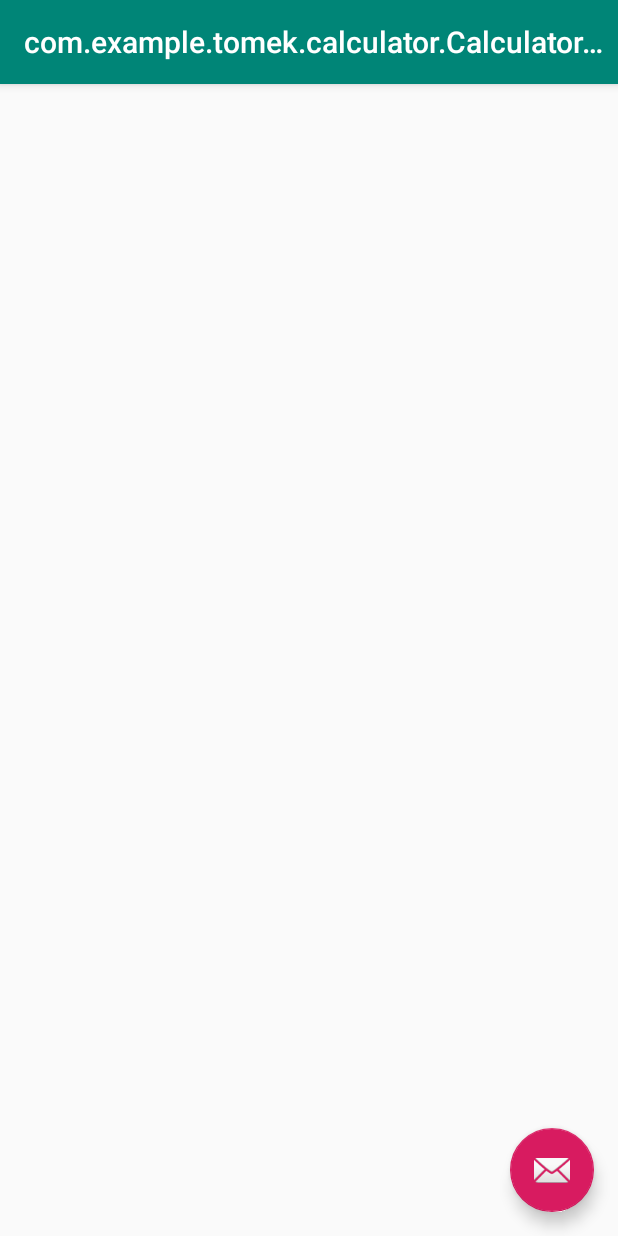
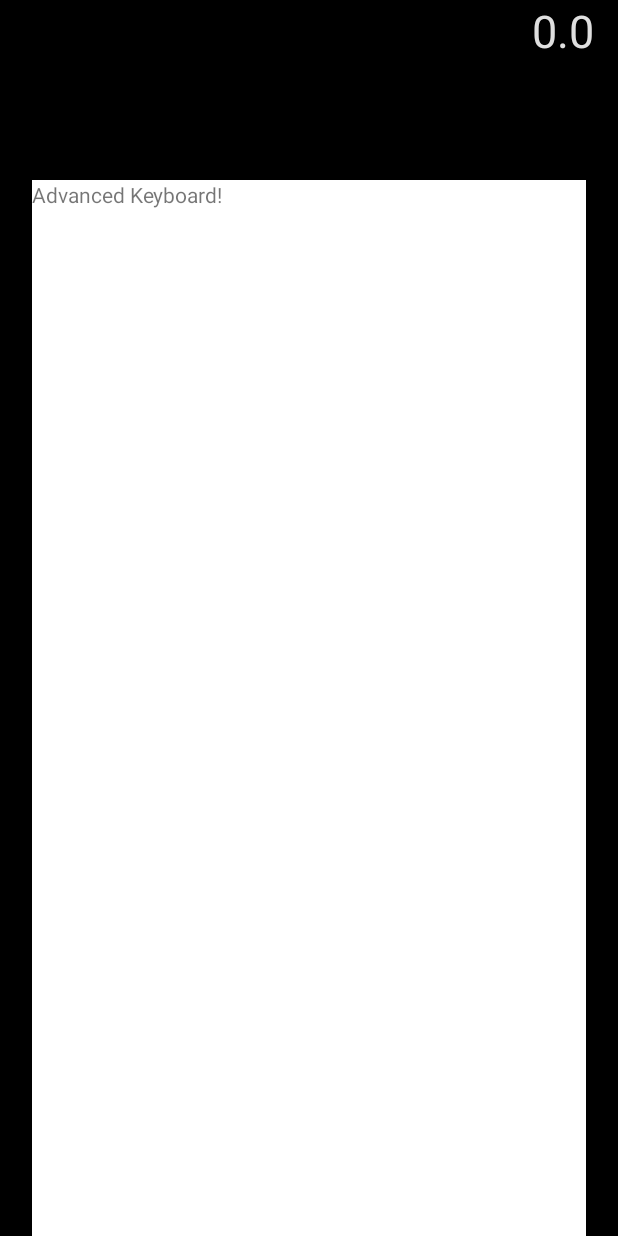
Before and after one commit to TomaszKot11/PAM, an Android app: the CalculatorActivity screen opened directly, with no data from a screen before it, on a phone screen of 412 x 824 dp. Run offline under Robolectric (Android 15) with nearby library versions, the phone set to English and light mode, and no system bars.

Commit message:
Added basic fragments for keyboard fragments

```diff
--- a/calculator/app/build.gradle
+++ b/calculator/app/build.gradle
@@ -28,6 +28,7 @@ dependencies {
     implementation 'com.android.support:appcompat-v7:28.0.0'
     implementation 'com.android.support.constraint:constraint-layout:1.1.3'
     implementation 'com.android.support:design:28.0.0'
+    implementation 'com.android.support:support-v4:28.0.0'
     testImplementation 'junit:junit:4.12'
     androidTestImplementation 'com.android.support.test:runner:1.0.2'
     androidTestImplementation 'com.android.support.test.espresso:espresso-core:3.0.2'
--- /dev/null
+++ b/calculator/app/src/main/java/com/example/tomek/calculator/AdvancedKeyboardFragment.java
@@ -0,0 +1,98 @@
+package com.example.tomek.calculator;
+
+import android.content.Context;
+import android.net.Uri;
+import android.os.Bundle;
+import android.support.v4.app.Fragment;
+import android.view.LayoutInflater;
+import android.view.View;
+import android.view.ViewGroup;
+
+
+/**
+ * A simple {@link Fragment} subclass.
+ * Activities that contain this fragment must implement the
+ * {@link AdvancedKeyboardFragment.OnFragmentInteractionListener} interface
+ * to handle interaction events.
+ * Use the {@link AdvancedKeyboardFragment#newInstance} factory method to
+ * create an instance of this fragment.
+ */
+public class AdvancedKeyboardFragment extends Fragment {
+    // TODO: Rename parameter arguments, choose names that match
+    // the fragment initialization parameters, e.g. ARG_ITEM_NUMBER
+    private static final String ARG_PARAM1 = "param1";
+    private static final String ARG_PARAM2 = "param2";
+
+    // TODO: Rename and change types of parameters
+    private String mParam1;
+    private String mParam2;
+
+    private OnFragmentInteractionListener mListener;
+
+    public AdvancedKeyboardFragment() {
+        // Required empty public constructor
+    }
+
+    /**
+     * Use this factory method to create a new instance of
+     * this fragment using the provided parameters.
+     *
+     * @param param1 Parameter 1.
+     * @param param2 Parameter 2.
+     * @return A new instance of fragment AdvancedKeyboardFragment.
+     */
+    // TODO: Rename and change types and number of parameters
+    public static AdvancedKeyboardFragment newInstance(String param1, String param2) {
+        AdvancedKeyboardFragment fragment = new AdvancedKeyboardFragment();
+        Bundle args = new Bundle();
+        args.putString(ARG_PARAM1, param1);
+        args.putString(ARG_PARAM2, param2);
+        fragment.setArguments(args);
+        return fragment;
+    }
+
+    @Override
+    public void onCreate(Bundle savedInstanceState) {
+        super.onCreate(savedInstanceState);
+        if (getArguments() != null) {
+            mParam1 = getArguments().getString(ARG_PARAM1);
+            mParam2 = getArguments().getString(ARG_PARAM2);
+        }
+    }
+
+    @Override
+    public View onCreateView(LayoutInflater inflater, ViewGroup container,
+                             Bundle savedInstanceState) {
+        // Inflate the layout for this fragment
+        return inflater.inflate(R.layout.fragment_advanced_keyboard, container, false);
+    }
+
+    // TODO: Rename method, update argument and hook method into UI event
+    public void onButtonPressed(Uri uri) {
+        if (mListener != null) {
+            mListener.onFragmentInteraction(uri);
+        }
+    }
+
+
+    @Override
+    public void onDetach() {
+        super.onDetach();
+        mListener = null;
+    }
+
+    /**
+     * This interface must be implemented by activities that contain this
+     * fragment to allow an interaction in this fragment to be communicated
+     * to the activity and potentially other fragments contained in that
+     * activity.
+     * <p>
+     * See the Android Training lesson <a href=
+     * "http://developer.android.com/training/basics/fragments/communicating.html"
+     * >Communicating with Other Fragments</a> for more information.
+     */
+    public interface OnFragmentInteractionListener {
+        // TODO: Update argument type and name
+        void onFragmentInteraction(Uri uri);
+    }
+}
--- a/calculator/app/src/main/java/com/example/tomek/calculator/CalculatorActivity.java
+++ b/calculator/app/src/main/java/com/example/tomek/calculator/CalculatorActivity.java
@@ -3,6 +3,9 @@ package com.example.tomek.calculator;
 import android.os.Bundle;
 import android.support.design.widget.FloatingActionButton;
 import android.support.design.widget.Snackbar;
+import android.support.v4.app.Fragment;
+import android.support.v4.app.FragmentManager;
+import android.support.v4.app.FragmentTransaction;
 import android.support.v7.app.AppCompatActivity;
 import android.support.v7.widget.Toolbar;
 import android.view.View;
@@ -13,17 +16,18 @@ public class CalculatorActivity extends AppCompatActivity {
     protected void onCreate(Bundle savedInstanceState) {
         super.onCreate(savedInstanceState);
         setContentView(R.layout.activity_calculator);
-        Toolbar toolbar = (Toolbar) findViewById(R.id.toolbar);
-        setSupportActionBar(toolbar);
-
-        FloatingActionButton fab = (FloatingActionButton) findViewById(R.id.fab);
-        fab.setOnClickListener(new View.OnClickListener() {
-            @Override
-            public void onClick(View view) {
-                Snackbar.make(view, "Replace with your own action", Snackbar.LENGTH_LONG)
-                        .setAction("Action", null).show();
-            }
-        });
+        configureAppropriateKeyboardFragment(true);
     }
 
+
+    private void configureAppropriateKeyboardFragment(boolean isAdvanced) {
+        FragmentManager fragmentManager = getSupportFragmentManager();
+        FragmentTransaction fragmentTransaction = fragmentManager.beginTransaction();
+        Fragment fragment = isAdvanced ? new AdvancedKeyboardFragment() : new BasicKeyboardFragment();
+        fragmentTransaction.replace(R.id.keyboardFragment, fragment);
+        fragmentTransaction.commit();
+    }
+
+
+
 }
--- a/calculator/app/src/main/res/layout/activity_calculator.xml
+++ b/calculator/app/src/main/res/layout/activity_calculator.xml
@@ -1,34 +1,29 @@
 <?xml version="1.0" encoding="utf-8"?>
-<android.support.design.widget.CoordinatorLayout
+<LinearLayout
         xmlns:android="http://schemas.android.com/apk/res/android"
-        xmlns:app="http://schemas.android.com/apk/res-auto"
         xmlns:tools="http://schemas.android.com/tools"
         android:layout_width="match_parent"
         android:layout_height="match_parent"
-        tools:context=".CalculatorActivity">
+        android:paddingLeft="16dp"
+        android:paddingRight="16dp"
+        android:orientation="vertical"
+        android:background="@color/menu_background">
 
-    <android.support.design.widget.AppBarLayout
-            android:layout_height="wrap_content"
+    <TextView android:layout_width="match_parent"
+              android:layout_height="0dp"
+              android:layout_weight="1"
+              android:text="@string/initial_calculator_label_text"
+              android:textColor="@color/menu_title_txt_color"
+              android:textSize="@dimen/menu_title_font_size"
+              android:textAlignment="textEnd"/>
+
+    <FrameLayout
+            android:id="@+id/keyboardFragment"
+            android:background="#ffffff"
             android:layout_width="match_parent"
-            android:theme="@style/AppTheme.AppBarOverlay">
-
-        <android.support.v7.widget.Toolbar
-                android:id="@+id/toolbar"
-                android:layout_width="match_parent"
-                android:layout_height="?attr/actionBarSize"
-                android:background="?attr/colorPrimary"
-                app:popupTheme="@style/AppTheme.PopupOverlay"/>
-
-    </android.support.design.widget.AppBarLayout>
-
-    <include layout="@layout/content_calculator"/>
-
-    <android.support.design.widget.FloatingActionButton
-            android:id="@+id/fab"
-            android:layout_width="wrap_content"
-            android:layout_height="wrap_content"
-            android:layout_gravity="bottom|end"
-            android:layout_margin="@dimen/fab_margin"
-            app:srcCompat="@android:drawable/ic_dialog_email"/>
-
-</android.support.design.widget.CoordinatorLayout>
+            android:layout_height="0dp"
+            android:layout_weight="10"
+            android:layout_marginTop="50dp"
+            android:layout_marginLeft="5dp"
+            android:layout_marginRight="5dp" />
+</LinearLayout>
--- /dev/null
+++ b/calculator/app/src/main/res/layout/fragment_advanced_keyboard.xml
@@ -0,0 +1,14 @@
+<?xml version="1.0" encoding="utf-8"?>
+<FrameLayout xmlns:android="http://schemas.android.com/apk/res/android"
+             xmlns:tools="http://schemas.android.com/tools"
+             android:layout_width="match_parent"
+             android:layout_height="match_parent"
+             tools:context=".AdvancedKeyboardFragment">
+
+    <!-- TODO: Update blank fragment layout -->
+    <TextView
+            android:layout_width="match_parent"
+            android:layout_height="match_parent"
+            android:text="Advanced Keyboard!"/>
+
+</FrameLayout>
--- /dev/null
+++ b/calculator/app/src/main/res/values/calculator_strings.xml
@@ -0,0 +1,3 @@
+<resources>
+    <string name="initial_calculator_label_text">0.0</string>
+</resources>
--- a/calculator/app/src/main/res/values/strings.xml
+++ b/calculator/app/src/main/res/values/strings.xml
@@ -2,4 +2,7 @@
     <string name="app_name">Calculator</string>
     <string name="title_activity_calculator">CalculatorActivity</string>
     <string name="title_activity_about">AboutActivity</string>
+
+    <!-- TODO: Remove or change this placeholder text -->
+    <string name="hello_blank_fragment">Hello blank fragment</string>
 </resources>
```
Also changed, not shown: calculator/app/src/main/java/com/example/tomek/calculator/BasicKeyboardFragment.java (added, +97 -0 lines), calculator/app/src/main/java/com/example/tomek/calculator/MenuActivity.kt (+10 -0 lines), calculator/app/src/main/res/layout/fragment_basic_keyboard.xml (added, +14 -0 lines).
